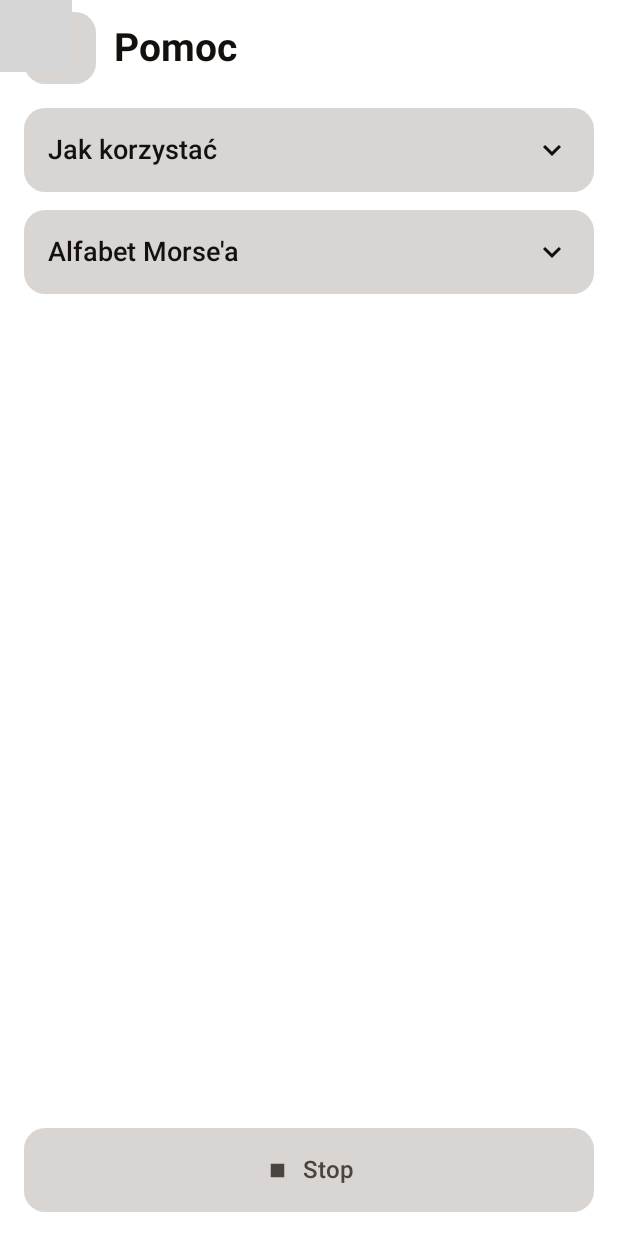
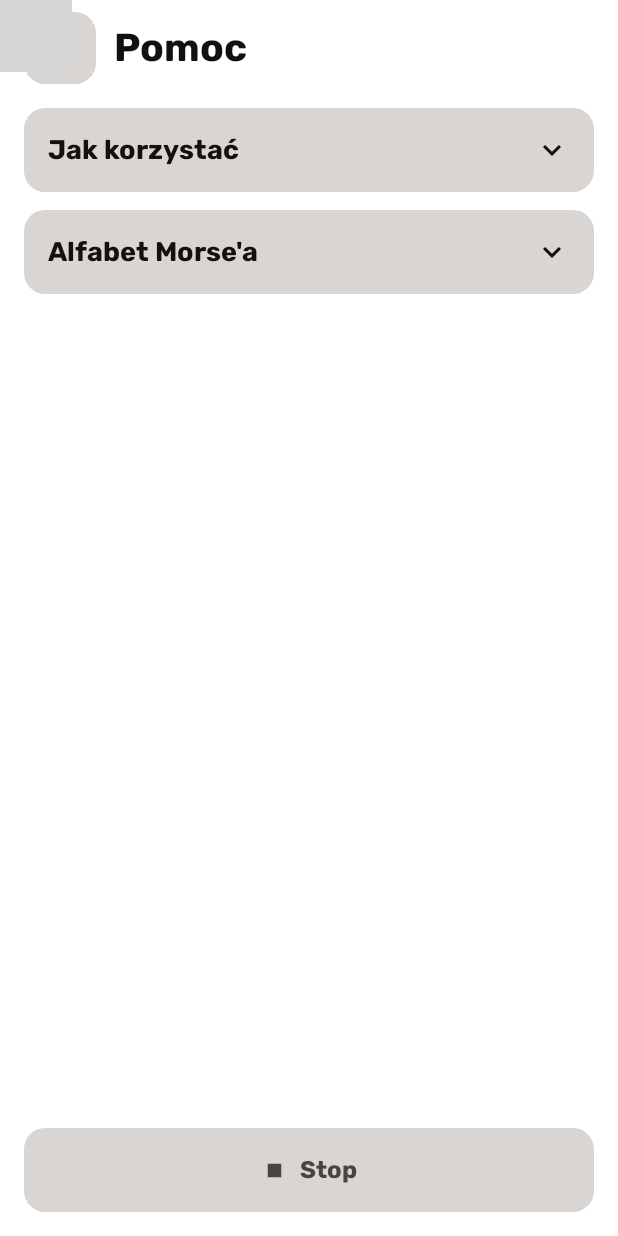
Before and after one commit to krzysiecc/pwr-eng-7th-mip, an Android app built with Jetpack Compose: the screen it shows after launch (MainActivity), after a tap on "Dyktuj", on a phone screen of 412 x 824 dp. Run offline under Robolectric (Android 15) with nearby library versions, the phone set to English and light mode, and no system bars; our stand-ins replace Compose Multiplatform resources; 2 statements that could not run were skipped; 1 other tap on this screen came first; grey boxes are pictures that could not be loaded.

Commit message:
feat: oss Rubik font and live channel switching

```diff
--- a/composeApp/src/commonMain/kotlin/pl/dn/morsik/ui/MainScreen.kt
+++ b/composeApp/src/commonMain/kotlin/pl/dn/morsik/ui/MainScreen.kt
@@ -26,7 +26,6 @@ import androidx.compose.ui.BiasAlignment
 import androidx.compose.ui.geometry.CornerRadius
 import androidx.compose.ui.graphics.drawscope.clipRect
 import androidx.compose.ui.graphics.graphicsLayer
-import androidx.compose.animation.core.animateDpAsState
 import androidx.compose.animation.fadeIn
 import androidx.compose.animation.fadeOut
 import androidx.compose.animation.slideInHorizontally
@@ -36,7 +35,6 @@ import androidx.compose.material.icons.automirrored.filled.ArrowBack
 import androidx.compose.ui.ExperimentalComposeUiApi
 import androidx.compose.ui.backhandler.BackHandler
 import androidx.compose.ui.draw.blur
-import androidx.compose.ui.draw.shadow
 import androidx.compose.ui.input.pointer.pointerInput
 import androidx.compose.ui.platform.LocalFocusManager
 import androidx.compose.foundation.border
@@ -153,9 +151,9 @@ fun MainScreen(
     // Czy menu jest otwarte - to czysto "wizualny" stan, więc trzyma go sam ekran, a nie ViewModel.
     // rememberSaveable (zamiast remember) = przetrwa też obrót ekranu.
     var menuOpen by rememberSaveable { mutableStateOf(false) }
-    // Rozmycie ekranu pod menu rośnie płynnie. Modifier.blur działa od Androida 12; na starszych
-    // zostaje tylko półprzezroczysta zasłona z [MenuOverlay].
-    val blur by animateDpAsState(if (menuOpen) 16.dp else 0.dp, label = "menuBlur")
+    // Rozmycie włącza się od razu, bez animacji: animowany blur przerysowywał cały ekran w każdej klatce
+    // i menu zacinało się na telefonie. Modifier.blur działa od Androida 12; na starszych zostaje
+    // tylko półprzezroczysta zasłona z [MenuOverlay].
     val focusManager = LocalFocusManager.current
 
     // Systemowy przycisk/gest Wstecz najpierw zamyka menu (wygrywa z BackHandlerem w App, bo jest "głębiej").
@@ -168,7 +166,7 @@ fun MainScreen(
         Column(
             modifier = Modifier
                 .fillMaxSize()
-                .blur(blur)
+                .then(if (menuOpen) Modifier.blur(10.dp) else Modifier)
                 // Gdy menu jest otwarte, czytnik ekranu nie ma wchodzić w rozmyty ekran pod spodem.
                 .then(if (menuOpen) Modifier.clearAndSetSemantics {} else Modifier),
         ) {
@@ -260,15 +258,15 @@ private fun MenuOverlay(open: Boolean, onClose: () -> Unit, onOpen: (Screen) ->
     }
     AnimatedVisibility(
         visible = open,
-        enter = slideInHorizontally(initialOffsetX = { it }) + fadeIn(),
-        exit = slideOutHorizontally(targetOffsetX = { it }) + fadeOut(),
+        // Samo przesunięcie, bez zanikania: fadeIn/fadeOut zmuszały do rysowania karty w osobnej warstwie.
+        enter = slideInHorizontally(initialOffsetX = { it }),
+        exit = slideOutHorizontally(targetOffsetX = { it }),
     ) {
         val shape = MaterialTheme.shapes.large
         Column(
             modifier = Modifier
                 .fillMaxSize()
                 .padding(24.dp) // marginesy: karta nie dotyka krawędzi ekranu
-                .shadow(16.dp, shape)
                 .clip(shape)
                 .background(Color.White)
                 .border(2.dp, MorsikGrey, shape)
@@ -621,13 +619,14 @@ private fun ChannelToggle(
 /**
  * Suwak długości jednostki: od 350 ms (wolno, lewo) do 50 ms (bardzo szybko, prawo).
  * Prawe 40% (szybciej niż 170 ms, czyli ponad 3 błyski na sekundę) to szara strefa: kolor wyszarzały,
- * uchwyt lekko pulsuje, a obok pojawia się ostrzeżenie tekstem.
+ * napis "bardzo szybko" lekko mruga, a obok pojawia się ostrzeżenie tekstem.
  */
 @OptIn(ExperimentalMaterial3Api::class)
 @Composable
 private fun SpeedControl(unitMs: Int, onUnitMsChange: (Int) -> Unit) {
     val beyondSafe = MainUiState.isBeyondSafeSpeed(unitMs)
     val valueText = if (beyondSafe) Strings.speedValueWithWarning(unitMs) else Strings.speedValue(unitMs)
+    val veryFastAlpha = if (beyondSafe) warningPulse() else 1f
     Column {
         Row(modifier = Modifier.fillMaxWidth(), verticalAlignment = Alignment.CenterVertically) {
             SectionLabel(Strings.SpeedLabel, Modifier.weight(1f))
@@ -643,7 +642,13 @@ private fun SpeedControl(unitMs: Int, onUnitMsChange: (Int) -> Unit) {
                 contentDescription = Strings.SpeedLabel
                 stateDescription = valueText
             },
-            thumb = { SpeedThumb(beyondSafe) },
+                        // Uchwyt: zielony, w szarej strefie wyszarzały (bez animacji).
+            thumb = {
+                SliderDefaults.Thumb(
+                    interactionSource = remember { MutableInteractionSource() },
+                    colors = SliderDefaults.colors(thumbColor = if (beyondSafe) MorsikGreenMuted else MorsikGreen),
+                )
+            },
             track = { SpeedTrack(it) },
         )
         // Podpisy pod suwakiem: "Wolno" na lewym końcu, "Szybko" dokładnie pod granicą szarej strefy,
@@ -655,31 +660,24 @@ private fun SpeedControl(unitMs: Int, onUnitMsChange: (Int) -> Unit) {
                 Modifier.align(BiasAlignment(horizontalBias = 2 * MainUiState.SafeZoneEnd - 1, verticalBias = 0f)),
                 heading = false,
             )
-            SectionLabel(Strings.SpeedVeryFast, Modifier.align(Alignment.CenterEnd), heading = false)
+            SectionLabel(
+                Strings.SpeedVeryFast,
+                // Napis lekko mruga (przezroczystość 1 -> 0,85), gdy suwak jest w jego strefie.
+                Modifier.align(Alignment.CenterEnd).graphicsLayer { this.alpha = veryFastAlpha },
+                heading = false,
+            )
         }
     }
 }
 
-/** Uchwyt suwaka: zielony; w szarej strefie wyszarzały i powoli mruga (przezroczystość 1 -> 0,85). */
+/** Powolne pulsowanie przezroczystości 1 -> 0,85 (pół cyklu na 1,2 s). Wołać tylko, gdy ma działać. */
 @Composable
-private fun SpeedThumb(beyondSafe: Boolean) {
-    val alpha = if (beyondSafe) {
-        // Animację uruchamiamy tylko w szarej strefie, poza nią nic się nie liczy.
-        rememberInfiniteTransition(label = "speedWarning").animateFloat(
-            initialValue = 1f,
-            targetValue = 0.85f,
-            animationSpec = infiniteRepeatable(tween(durationMillis = 1200, easing = LinearEasing), RepeatMode.Reverse),
-            label = "speedThumbAlpha",
-        ).value
-    } else {
-        1f
-    }
-    SliderDefaults.Thumb(
-        interactionSource = remember { MutableInteractionSource() },
-        modifier = Modifier.graphicsLayer { this.alpha = alpha },
-        colors = SliderDefaults.colors(thumbColor = if (beyondSafe) MorsikGreenMuted else MorsikGreen),
-    )
-}
+private fun warningPulse(): Float = rememberInfiniteTransition(label = "speedWarning").animateFloat(
+    initialValue = 1f,
+    targetValue = 0.85f,
+    animationSpec = infiniteRepeatable(tween(durationMillis = 1200, easing = LinearEasing), RepeatMode.Reverse),
+    label = "speedLabelAlpha",
+).value
 
 /**
  * Tor suwaka rysowany ręcznie, bo ma dwa kolory: zielony do uchwytu, ale za granicą szarej strefy
--- a/composeApp/src/commonMain/kotlin/pl/dn/morsik/ui/Strings.kt
+++ b/composeApp/src/commonMain/kotlin/pl/dn/morsik/ui/Strings.kt
@@ -26,9 +26,9 @@ object Strings {
     const val Sound = "Dźwięk"
 
     const val SpeedLabel = "SZYBKOŚĆ"
-    const val SpeedSlow = "Wolno"
-    const val SpeedFast = "Szybko"
-    const val SpeedVeryFast = "Bardzo szybko"
+    const val SpeedSlow = "wolno"
+    const val SpeedFast = "szybko"
+    const val SpeedVeryFast = "bardzo szybko"
     const val SpeedWarning = "szybkie miganie"
     const val Preview = "KOD MORSE'A"
     const val Expand = "rozwiń"
--- a/composeApp/src/commonMain/kotlin/pl/dn/morsik/ui/Theme.kt
+++ b/composeApp/src/commonMain/kotlin/pl/dn/morsik/ui/Theme.kt
@@ -2,13 +2,20 @@ package pl.dn.morsik.ui
 
 import androidx.compose.foundation.shape.RoundedCornerShape
 import androidx.compose.material3.MaterialTheme
+import androidx.compose.material3.ProvideTextStyle
 import androidx.compose.material3.Shapes
 import androidx.compose.material3.Typography
 import androidx.compose.material3.lightColorScheme
 import androidx.compose.runtime.Composable
 import androidx.compose.ui.graphics.Color
 import androidx.compose.ui.text.TextStyle
+import androidx.compose.ui.text.font.FontFamily
 import androidx.compose.ui.text.font.FontWeight
+import pl.dn.morsik.resources.Res
+import pl.dn.morsik.resources.rubik_bold
+import pl.dn.morsik.resources.rubik_extrabold
+import pl.dn.morsik.resources.rubik_regular
+import org.jetbrains.compose.resources.Font
 import androidx.compose.ui.unit.dp
 import androidx.compose.ui.unit.sp
 
@@ -69,21 +76,34 @@ private val MorsikColors = lightColorScheme(
     onError = Color.White,
 )
 
+// Czcionka Rubik (pliki w composeResources/font). Mamy trzy wagi i każdej styl przypisuje się wprost:
+//  * Regular   - zwykły tekst (body),
+//  * Bold      - nagłówki, przyciski i etykiety,
+//  * ExtraBold - tylko nazwa aplikacji MORSIK.
+// Pośrednie wagi (Medium, SemiBold) wypadałyby na najbliższą dostępną, więc ich nie używamy.
+// Light (300) mamy w assets/fonts, ale nie używamy: cienki tekst ma za mały kontrast przy 12-15 sp.
+@Composable
+private fun rememberMorsikFontFamily(): FontFamily = FontFamily(
+    Font(Res.font.rubik_regular, FontWeight.Normal),
+    Font(Res.font.rubik_bold, FontWeight.Bold),
+    Font(Res.font.rubik_extrabold, FontWeight.ExtraBold),
+)
+
 // Style tekstu. Nazwy (headlineMedium, labelSmall...) to standardowe "role" z Material 3,
 // a w kodzie ekranu używamy ich przez MaterialTheme.typography.<nazwa>.
 // sp = jednostka czcionki, która rośnie razem z ustawieniem "rozmiar czcionki" w telefonie.
-private val MorsikTypography = Typography(
-    headlineMedium = TextStyle(fontSize = 30.sp, fontWeight = FontWeight.Bold, letterSpacing = (-0.5).sp),
-    headlineSmall = TextStyle(fontSize = 24.sp, fontWeight = FontWeight.SemiBold),
-    titleLarge = TextStyle(fontSize = 26.sp, fontWeight = FontWeight.Bold),
-    titleMedium = TextStyle(fontSize = 18.sp, fontWeight = FontWeight.SemiBold),
-    bodyLarge = TextStyle(fontSize = 17.sp, fontWeight = FontWeight.Medium),
+private fun morsikTypography(font: FontFamily) = Typography(
+    headlineMedium = TextStyle(fontFamily = font, fontSize = 30.sp, fontWeight = FontWeight.ExtraBold, letterSpacing = (-0.5).sp),
+    headlineSmall = TextStyle(fontFamily = font, fontSize = 24.sp, fontWeight = FontWeight.Bold),
+    titleLarge = TextStyle(fontFamily = font, fontSize = 26.sp, fontWeight = FontWeight.Bold),
+    titleMedium = TextStyle(fontFamily = font, fontSize = 18.sp, fontWeight = FontWeight.Bold),
+    bodyLarge = TextStyle(fontFamily = font, fontSize = 17.sp, fontWeight = FontWeight.Normal),
     // Zwykły tekst ekranów z treścią (Pomoc, deklaracja, O aplikacji): mały i nie pogrubiony.
-    bodyMedium = TextStyle(fontSize = 15.sp, fontWeight = FontWeight.Normal, lineHeight = 22.sp),
-    labelLarge = TextStyle(fontSize = 16.sp, fontWeight = FontWeight.SemiBold),
-    labelMedium = TextStyle(fontSize = 13.sp, fontWeight = FontWeight.SemiBold),
+    bodyMedium = TextStyle(fontFamily = font, fontSize = 15.sp, fontWeight = FontWeight.Normal, lineHeight = 22.sp),
+    labelLarge = TextStyle(fontFamily = font, fontSize = 16.sp, fontWeight = FontWeight.Bold),
+    labelMedium = TextStyle(fontFamily = font, fontSize = 13.sp, fontWeight = FontWeight.Bold),
     // Najmniejszy tekst w aplikacji. Było 10 sp - za mało do wygodnego czytania, teraz 12 sp.
-    labelSmall = TextStyle(fontSize = 12.sp, fontWeight = FontWeight.SemiBold, letterSpacing = 0.8.sp),
+    labelSmall = TextStyle(fontFamily = font, fontSize = 12.sp, fontWeight = FontWeight.Bold, letterSpacing = 0.8.sp),
 )
 
 // Zaokrąglenia rogów. dp = jednostka niezależna od gęstości ekranu (na każdym telefonie wygląda podobnie).
@@ -99,10 +119,13 @@ private val MorsikShapes = Shapes(
  */
 @Composable
 fun MorsikTheme(content: @Composable () -> Unit) {
+    val typography = morsikTypography(rememberMorsikFontFamily())
     MaterialTheme(
         colorScheme = MorsikColors,
-        typography = MorsikTypography,
+        typography = typography,
         shapes = MorsikShapes,
-        content = content,
-    )
+    ) {
+        // Tekst bez własnego stylu (np. Text("...") bez style) też ma dostać Rubika.
+        ProvideTextStyle(typography.bodyLarge, content)
+    }
 }
--- a/gradle/libs.versions.toml
+++ b/gradle/libs.versions.toml
@@ -18,6 +18,7 @@ compose-material3 = { module = "org.jetbrains.compose.material3:material3", vers
 compose-material-icons = { module = "org.jetbrains.compose.material:material-icons-extended", version.ref = "composeIcons" }
 androidx-lifecycle-viewmodel-compose = { module = "org.jetbrains.androidx.lifecycle:lifecycle-viewmodel-compose", version.ref = "androidx-lifecycle" }
 compose-runtime = { module = "org.jetbrains.compose.runtime:runtime", version.ref = "composeMultiplatform" }
+compose-components-resources = { module = "org.jetbrains.compose.components:components-resources", version.ref = "composeMultiplatform" }
 compose-ui = { module = "org.jetbrains.compose.ui:ui", version.ref = "composeMultiplatform" }
 compose-ui-backhandler = { module = "org.jetbrains.compose.ui:ui-backhandler", version.ref = "composeMultiplatform" }
 compose-ui-tooling = { module = "org.jetbrains.compose.ui:ui-tooling", version.ref = "composeMultiplatform" }
```
Also changed, not shown: composeApp/build.gradle.kts (+8 -0 lines), composeApp/src/commonMain/kotlin/pl/dn/morsik/ui/MorsikViewModel.kt (+49 -4 lines), composeApp/src/commonMain/composeResources/font/rubik_bold.ttf (added), composeApp/src/commonMain/composeResources/font/rubik_extrabold.ttf (added), composeApp/src/commonMain/composeResources/font/rubik_regular.ttf (added), 3 other files.
